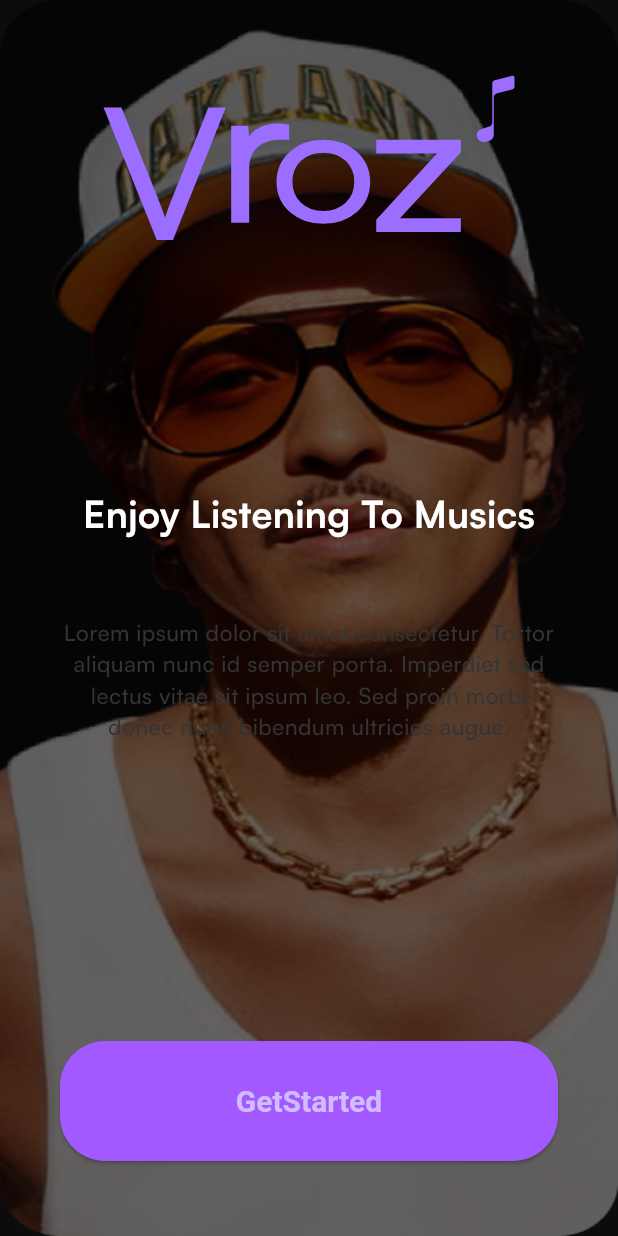
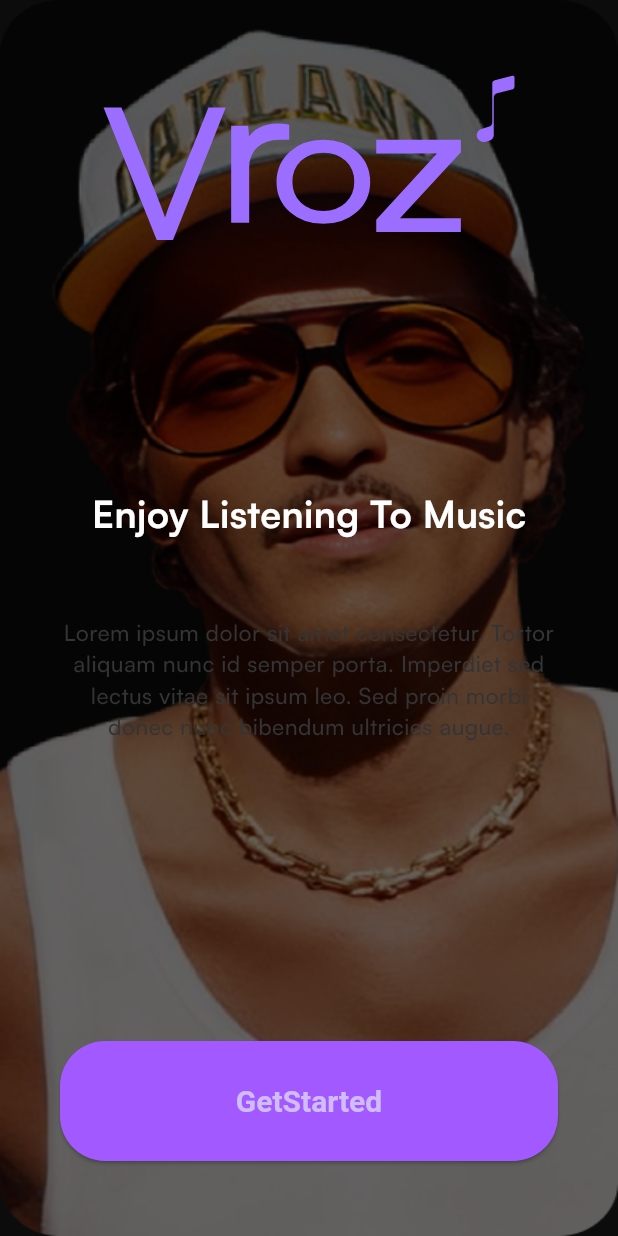
Before and after one commit to GowthamBabu25/Vroz, a Flutter app: the screen it shows after launch, on a phone screen of 412 x 824 dp. Run offline on Flutter 3.47's test engine with Material 3 defaults, Android fonts, the phone set to English and light mode, and no system bars; our stand-ins replace flutter_svg.

Commit message:
Third commit

```diff
--- a/lib/presentation/intro/pages/get_started.dart
+++ b/lib/presentation/intro/pages/get_started.dart
@@ -35,7 +35,7 @@ class GetStarted extends StatelessWidget {
                 ),
                 Spacer(),
                 Text(
-                  'Enjoy Listening To Musics',
+                  'Enjoy Listening To Music',
                   style: TextStyle(
                     fontWeight: FontWeight.bold,
                     color: Colors.white,
```
